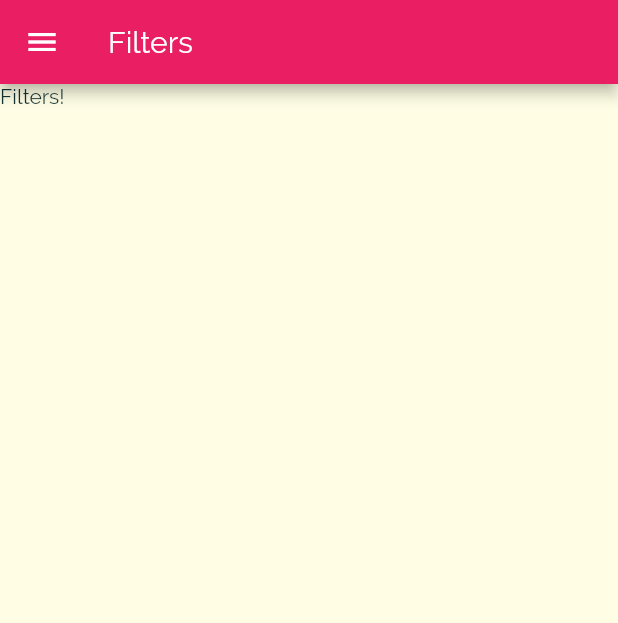
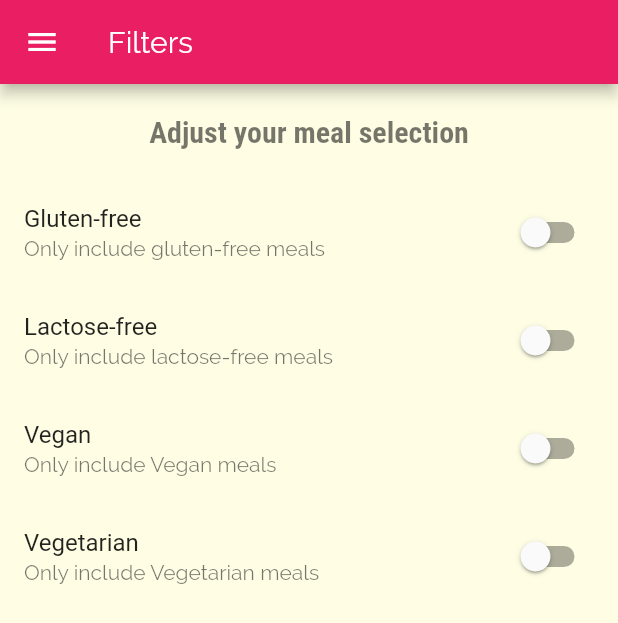
Before and after one commit to Denismr7/flutter_meals_app, a Flutter app: the FiltersScreen screen opened by its route, on a phone screen of 412 x 824 dp. Shown: the top 623 px of the screen. Run offline on Flutter 3.47's test engine with Material 2 defaults, Android fonts, the phone set to English and light mode, and no system bars.

Commit message:
Finished fliters screen

```diff
--- a/lib/screens/filters_screen.dart
+++ b/lib/screens/filters_screen.dart
@@ -1,10 +1,30 @@
 import 'package:flutter/material.dart';
 import '../widgets/main_drawer.dart';
 
-class FiltersScreen extends StatelessWidget {
+class FiltersScreen extends StatefulWidget {
   static const routeName = '/filters';
 
   const FiltersScreen();
+
+  @override
+  _FiltersScreenState createState() => _FiltersScreenState();
+}
+
+class _FiltersScreenState extends State<FiltersScreen> {
+  var _glutenFree = false;
+  var _vegetarian = false;
+  var _vegan = false;
+  var _lactoseFree = false;
+
+  Widget _buildSwitchListTile(String title, String description,
+      bool currentValue, Function(bool) handleChange) {
+    return SwitchListTile(
+      value: currentValue,
+      onChanged: handleChange,
+      title: Text(title),
+      subtitle: Text(description),
+    );
+  }
 
   @override
   Widget build(BuildContext context) {
@@ -14,7 +34,51 @@ class FiltersScreen extends StatelessWidget {
           title: Text('Filters'),
         ),
         drawer: MainDrawer(),
-        body: Text('Filters!'),
+        body: Column(
+          children: [
+            Container(
+              padding: EdgeInsets.all(20),
+              child: Text(
+                'Adjust your meal selection',
+                style: Theme.of(context).textTheme.headline1,
+              ),
+            ),
+            Expanded(
+              child: ListView(
+                children: [
+                  _buildSwitchListTile(
+                      'Gluten-free',
+                      'Only include gluten-free meals',
+                      _glutenFree, (newValue) {
+                    setState(() {
+                      _glutenFree = newValue;
+                    });
+                  }),
+                  _buildSwitchListTile(
+                      'Lactose-free',
+                      'Only include lactose-free meals',
+                      _lactoseFree, (newValue) {
+                    setState(() {
+                      _lactoseFree = newValue;
+                    });
+                  }),
+                  _buildSwitchListTile(
+                      'Vegan', 'Only include Vegan meals', _vegan, (newValue) {
+                    setState(() {
+                      _vegan = newValue;
+                    });
+                  }),
+                  _buildSwitchListTile('Vegetarian',
+                      'Only include Vegetarian meals', _vegetarian, (newValue) {
+                    setState(() {
+                      _vegetarian = newValue;
+                    });
+                  }),
+                ],
+              ),
+            )
+          ],
+        ),
       ),
     );
   }
```
